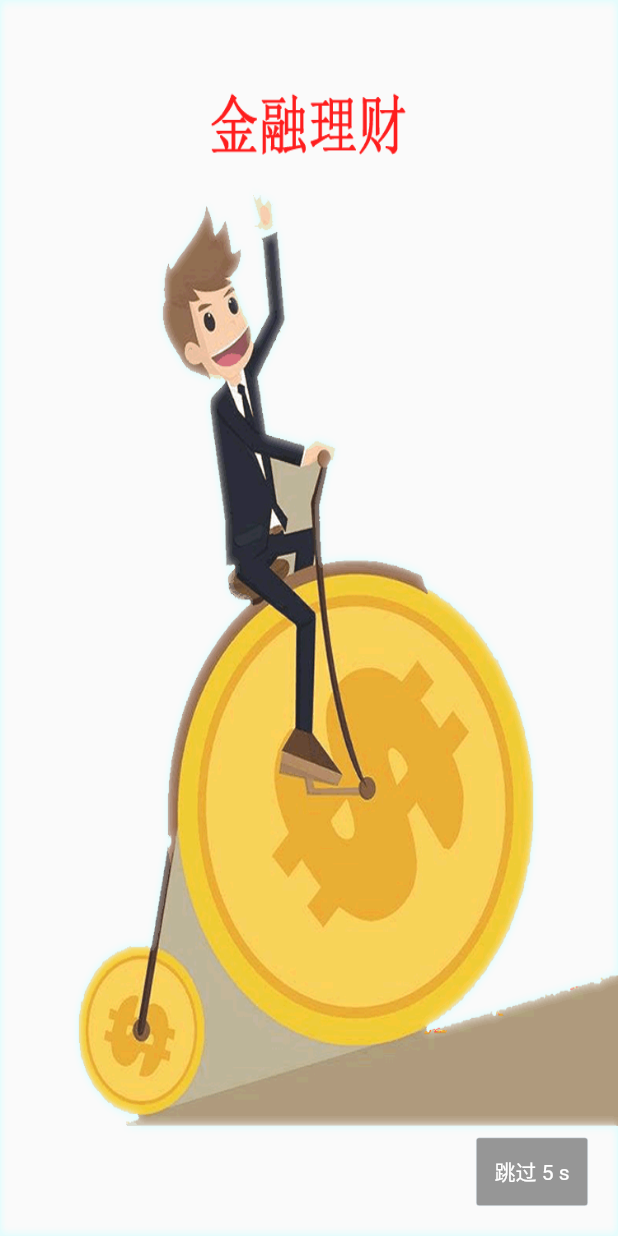
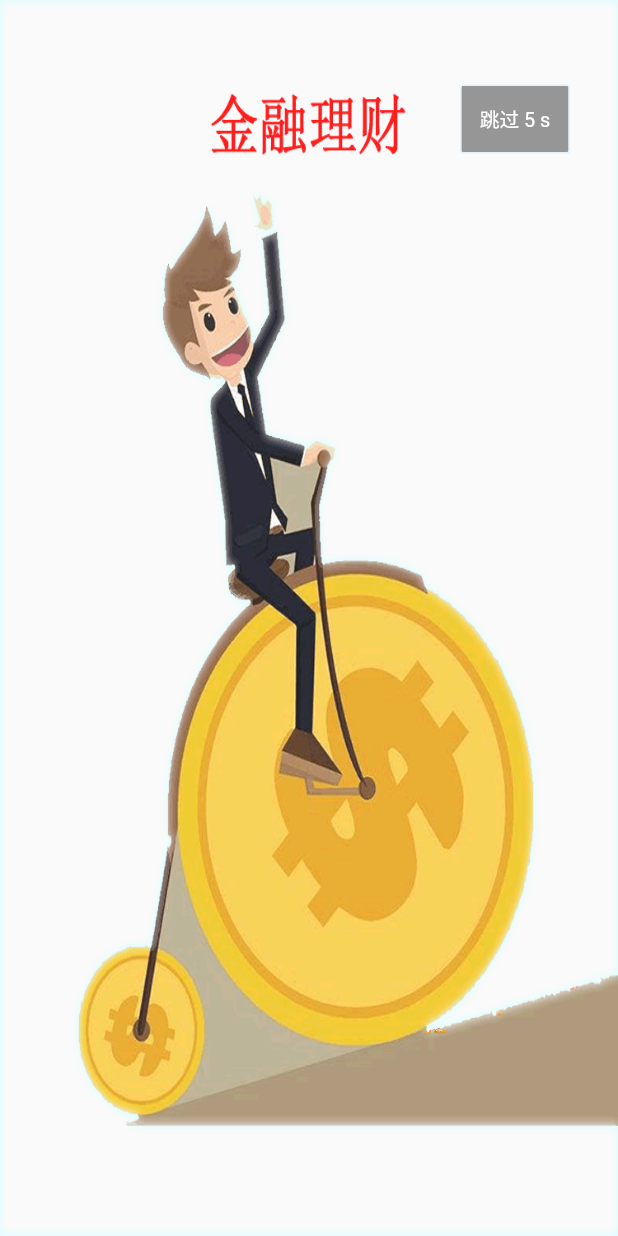
Before and after one commit to zhongmeizhi/fultter-example-app, a Flutter app: the first screen one second after launch, on a phone screen of 412 x 824 dp. Run offline on Flutter 3.47's test engine with Material 2 defaults, Android fonts, the phone set to English and light mode, and no system bars; our stand-ins replace flutter_screenutil; missing offline and left inert: common_utils.

```diff
--- a/lib/main.dart
+++ b/lib/main.dart
@@ -1,7 +1,6 @@
 import 'package:flutter/material.dart';
+// 自己的文件包
 import 'package:flutter_app/page/welcome/splash_page.dart';
-import 'package:flutter_screenutil/flutter_screenutil.dart';
-
 import 'package:flutter_app/page/home/home_page.dart';
 import 'package:flutter_app/page/treasure/treasure_page.dart';
 import 'package:flutter_app/page/customer/customer_page.dart';
@@ -10,6 +9,7 @@ import 'package:flutter_app/page/login/login_page.dart';
 void main() => runApp(MyApp());
 
 class MyApp extends StatelessWidget {
+
   @override
   Widget build(BuildContext context) {
     return MaterialApp(
@@ -39,8 +39,6 @@ class _MainPageState extends State<MainPage> {
 
   @override
   Widget build(BuildContext context) {
-    // 初始化页面 width=750; height=1334;
-    ScreenUtil.instance = ScreenUtil(width: 375, height: 812)..init(context);
 
     return Scaffold(
       bottomNavigationBar: BottomNavigationBar( // 底部导航
--- a/lib/page/customer/customer_page.dart
+++ b/lib/page/customer/customer_page.dart
@@ -1,4 +1,5 @@
 import 'package:flutter/material.dart';
+import 'package:flutter_app/unit/event_bus.dart';
 
 class CustomerPage extends StatefulWidget {
   @override
@@ -6,6 +7,8 @@ class CustomerPage extends StatefulWidget {
 }
 
 class _CustomerPageState extends State<CustomerPage> {
+
+  final EventBus bus = new EventBus();
 
   @override
   Widget build(BuildContext context) {
--- a/lib/page/welcome/splash_page.dart
+++ b/lib/page/welcome/splash_page.dart
@@ -1,5 +1,6 @@
 
 import 'package:flutter/material.dart';
+import 'package:flutter_screenutil/flutter_screenutil.dart';
 import 'package:common_utils/common_utils.dart';
 import 'package:flutter_app/page/home/home_page.dart';
 
@@ -9,6 +10,7 @@ class SplashScreen extends StatefulWidget {
 }
 
 class _SplashScreenState extends State<SplashScreen> with SingleTickerProviderStateMixin{
+
   AnimationController _controller;
   Animation _animation;
   int _count = 5;
@@ -43,6 +45,10 @@ class _SplashScreenState extends State<SplashScreen> with SingleTickerProviderSt
   void _doCountDown() {
     _timerUtil = new TimerUtil(mTotalTime: 3 * 1000);
     _timerUtil.setOnTimerTickCallback((int tick) {
+      // 如果已经被销毁，那么不执行
+      if (!mounted) {
+        return;
+      }
       double _tick = tick / 1000;
       setState(() {
         _count = _tick.toInt();
@@ -56,6 +62,10 @@ class _SplashScreenState extends State<SplashScreen> with SingleTickerProviderSt
 
   @override
   Widget build(BuildContext context) {
+
+    // 初始化页面 width=750; height=1334;
+    ScreenUtil.instance = ScreenUtil(width: 375, height: 812)..init(context);
+
     return new Material(
       child: new Stack(
         children: <Widget>[
@@ -68,7 +78,10 @@ class _SplashScreenState extends State<SplashScreen> with SingleTickerProviderSt
               height: double.infinity,
             ),
           ),
-          new Container(
+          Positioned(
+            top: ScreenUtil().setWidth(33),
+            right: ScreenUtil().setWidth(11),
+            child: new Container(
               alignment: Alignment.bottomRight,
               margin: EdgeInsets.all(20),
               child: InkWell(
@@ -77,18 +90,19 @@ class _SplashScreenState extends State<SplashScreen> with SingleTickerProviderSt
                 },
                 child: new Container(
                   padding: EdgeInsets.all(12),
-                child: new Text('跳过 $_count s', style: new TextStyle(fontSize: 14, color: Colors.white),),
+                  child: new Text('跳过 $_count s', style: new TextStyle(fontSize: ScreenUtil().setSp(12), color: Colors.white),),
                   decoration: new BoxDecoration(
                     color: Color(0x66000000),
                     borderRadius: BorderRadius.all(Radius.circular(2.0)),
                     border: new Border.all(
-                    width: 0.33,
+                      width: ScreenUtil().setWidth(1),
                       color: Colors.blue[50],
                     ),
                   ),
                 ),
               ),
             ),
+          )
         ],
       ),
     );
```
Also changed, not shown: lib/unit/event_bus.dart (+60 -0 lines), preview/projector_page.png. Lines whose indentation alone changed are shown as unchanged.
